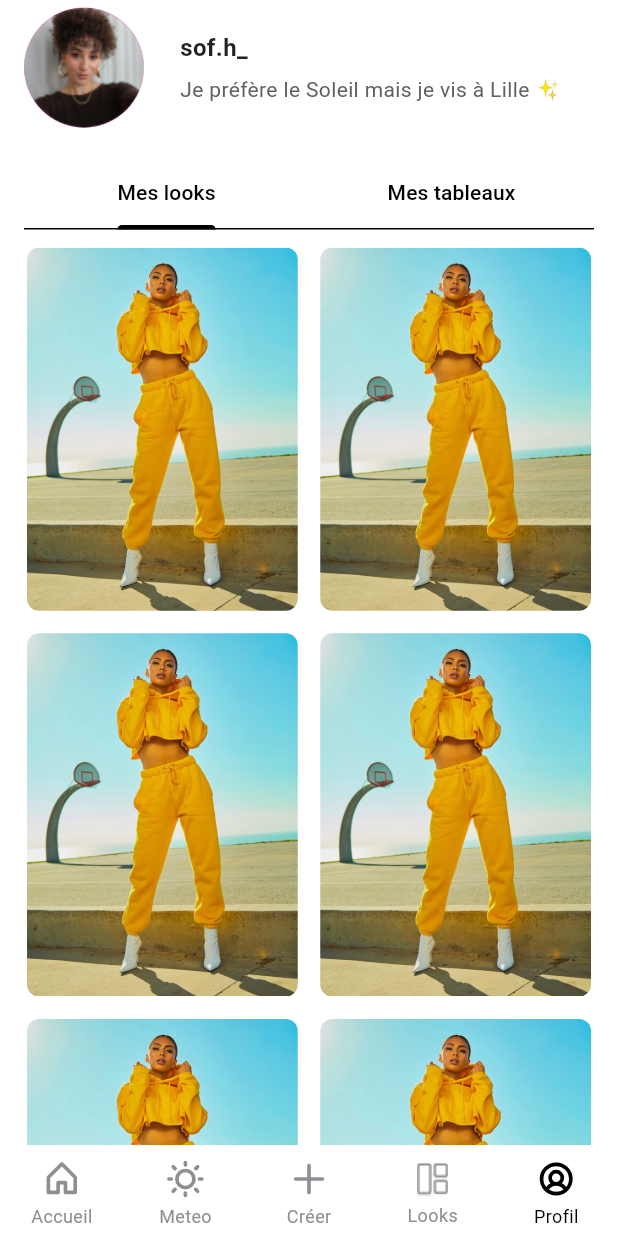
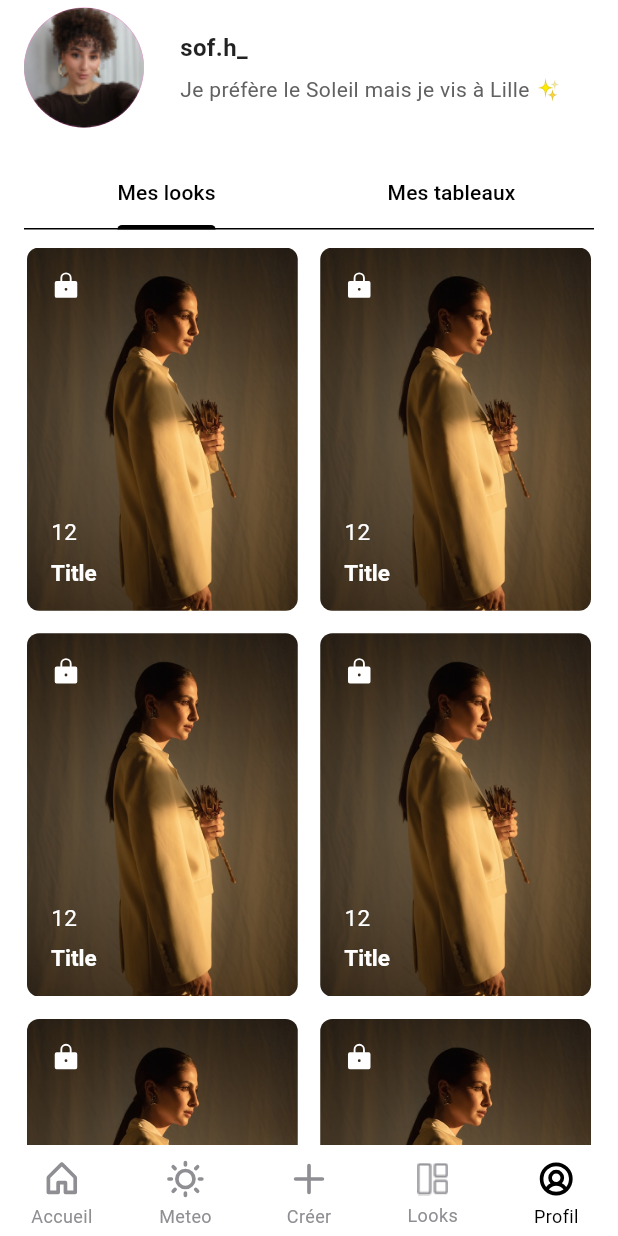
Before and after one commit to ArilessTir/wear_weather, a Flutter app: the screen it shows after launch, item 5 of the bottom bar chosen, on a phone screen of 412 x 824 dp. Run offline on Flutter 3.47's test engine with Material 3 defaults, Android fonts, the light colour scheme and no system bars; drawn by our look-alikes of persistent_bottom_nav_bar_v2; our stand-ins replace firebase_core, phosphor_flutter; accounts and stored records are empty.

Commit message:
Refactor look and card

```diff
--- /dev/null
+++ b/lib/presentation/common/look_card.dart
@@ -0,0 +1,184 @@
+import 'package:flutter/material.dart';
+import 'package:phosphor_flutter/phosphor_flutter.dart';
+import 'package:url_launcher/url_launcher.dart';
+
+class BaseCard extends StatelessWidget {
+  final Widget? child;
+  final VoidCallback? onTap;
+  final String backgroundImage;
+  const BaseCard(
+      {super.key, this.child, this.onTap, required this.backgroundImage});
+
+  @override
+  Widget build(BuildContext context) {
+    return SizedBox(
+      width: 164,
+      height: 220,
+      child: InkWell(
+        onTap: onTap,
+        child: Container(
+          decoration: BoxDecoration(
+            borderRadius: BorderRadius.circular(8),
+            image: DecorationImage(
+              image: AssetImage(backgroundImage),
+              fit: BoxFit.cover,
+            ),
+          ),
+          child: child,
+        ),
+      ),
+    );
+  }
+}
+
+class LookCard extends StatelessWidget {
+  final Widget destinationPage;
+  const LookCard({super.key, required this.destinationPage});
+
+  @override
+  Widget build(BuildContext context) {
+    return BaseCard(
+      onTap: () {
+        Navigator.push(
+          context,
+          MaterialPageRoute(
+            builder: (context) => destinationPage,
+          ),
+        );
+      },
+      backgroundImage: 'assets/images/style2.jpg',
+    );
+  }
+}
+
+class ArrayCard extends StatelessWidget {
+  final Widget destinationPage;
+  final bool isLocked;
+  final int items;
+  final String title;
+  const ArrayCard(
+      {super.key,
+      required this.isLocked,
+      required this.items,
+      required this.title,
+      required this.destinationPage});
+
+  @override
+  Widget build(BuildContext context) {
+    return BaseCard(
+      onTap: () {
+        Navigator.push(
+          context,
+          MaterialPageRoute(
+            builder: (context) => destinationPage,
+          ),
+        );
+      },
+      backgroundImage: "assets/images/style1.jpg",
+      child: Padding(
+        padding: const EdgeInsets.all(16),
+        child: Column(
+          mainAxisAlignment: MainAxisAlignment.spaceBetween,
+          crossAxisAlignment: CrossAxisAlignment.start,
+          children: [
+            isLocked
+                ? const Icon(
+                    PhosphorIconsFill.lock,
+                    color: Colors.white,
+                    size: 20,
+                  )
+                : const Icon(
+                    PhosphorIconsFill.lock,
+                    color: Colors.transparent,
+                  ),
+            Column(
+              crossAxisAlignment: CrossAxisAlignment.start,
+              children: [
+                Text(
+                  '$items',
+                  style: const TextStyle(
+                    color: Colors.white,
+                    fontSize: 15,
+                  ),
+                ),
+                const SizedBox(height: 8),
+                RichText(
+                  overflow: TextOverflow.ellipsis,
+                  text: TextSpan(
+                    text: title,
+                    style: const TextStyle(
+                      color: Colors.white,
+                      fontWeight: FontWeight.bold,
+                      fontSize: 15,
+                    ),
+                  ),
+                ),
+              ],
+            )
+          ],
+        ),
+      ),
+    );
+  }
+}
+
+class LinkCard extends StatelessWidget {
+  final Widget destinationPage;
+  const LinkCard({super.key, required this.destinationPage});
+
+  @override
+  Widget build(BuildContext context) {
+    return BaseCard(
+      onTap: () {
+        launchUrl(Uri.parse('https://pinterest.com/'));
+      },
+      backgroundImage: "assets/images/style1.jpg",
+      child: Stack(
+        alignment: AlignmentDirectional.bottomCenter,
+        children: [
+          Container(
+            width: double.infinity,
+            height: 60,
+            decoration: BoxDecoration(
+              color: Colors.black,
+              borderRadius: BorderRadius.circular(8),
+            ),
+            child: const Padding(
+              padding: EdgeInsets.all(8.0),
+              child: Row(
+                mainAxisAlignment: MainAxisAlignment.spaceBetween,
+                crossAxisAlignment: CrossAxisAlignment.start,
+                children: [
+                  Column(
+                    children: [
+                      Text(
+                        'Marque',
+                        style: TextStyle(
+                          color: Colors.white,
+                          fontSize: 12,
+                        ),
+                      ),
+                      Text(
+                        "Acheter",
+                        style: TextStyle(
+                          color: Colors.white,
+                          fontWeight: FontWeight.bold,
+                          fontSize: 12,
+                        ),
+                      )
+                    ],
+                  ),
+                  Icon(
+                    PhosphorIconsFill.arrowUpRight,
+                    color: Colors.white,
+                    size: 20,
+                  )
+                ],
+              ),
+            ),
+          ),
+        ],
+      ),
+    );
+  }
+}
--- a/lib/presentation/profil/screen/profile_page.dart
+++ b/lib/presentation/profil/screen/profile_page.dart
@@ -1,5 +1,6 @@
 import 'package:flutter/material.dart';
 import 'package:wear_weather/presentation/looks/screen/look_focus_page.dart';
+import '../../common/look_card.dart';
 
 class ProfilePage extends StatelessWidget {
   const ProfilePage({super.key});
@@ -71,26 +72,11 @@ class ProfilePage extends StatelessWidget {
                       ),
                       itemCount: 7,
                       itemBuilder: (context, index) {
-                        return InkWell(
-                          onTap: () {
-                            Navigator.push(
-                              context,
-                              MaterialPageRoute(
-                                builder: (context) => const LookFocusPage(),
-                              ),
-                            );
-                          },
-                          child: Container(
-                            width: 164,
-                            height: 220,
-                            decoration: BoxDecoration(
-                              borderRadius: BorderRadius.circular(8),
-                              image: const DecorationImage(
-                                image: AssetImage('assets/images/style2.jpg'),
-                                fit: BoxFit.cover,
-                              ),
-                            ),
-                          ),
+                        return const ArrayCard(
+                          isLocked: true,
+                          items: 12,
+                          title: 'Title',
+                          destinationPage: LookFocusPage(),
                         );
                       },
                     ),
@@ -104,17 +90,11 @@ class ProfilePage extends StatelessWidget {
                       ),
                       itemCount: 3,
                       itemBuilder: (context, index) {
-                        return Container(
-                          width: 164,
-                          height: 220,
-                          decoration: BoxDecoration(
-                            borderRadius: BorderRadius.circular(8),
-                            image: const DecorationImage(
-                              image: AssetImage('assets/images/style1.jpg'),
-                              fit: BoxFit.cover,
-                            ),
-                          ),
-                        );
+                        return const LinkCard(
+                            // isLocked: true,
+                            // items: 12,
+                            // title: 'Title',
+                            destinationPage: LookFocusPage());
                       },
                     ),
                   ],
--- a/pubspec.yaml
+++ b/pubspec.yaml
@@ -38,6 +38,7 @@ dependencies:
   persistent_bottom_nav_bar_v2: ^5.3.1
   ionicons: ^0.2.2
   phosphor_flutter: ^2.0.1
+  url_launcher: ^6.3.1
 
 dev_dependencies:
   flutter_test:
```
Also changed, not shown: lib/presentation/looks/screen/look_page.dart (+2 -21 lines), pubspec.lock, 5 other files.
